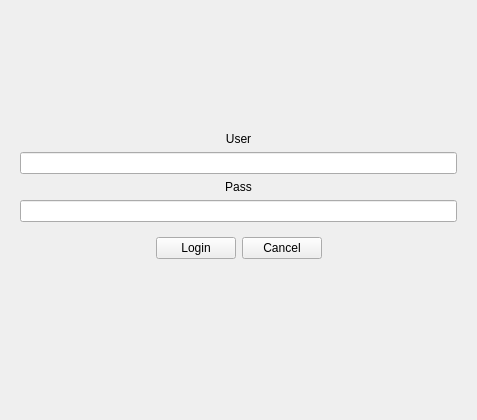
Old version of the form PlaylistQt/uilogin.ui in the repository saulozitos/PlaylistQt.
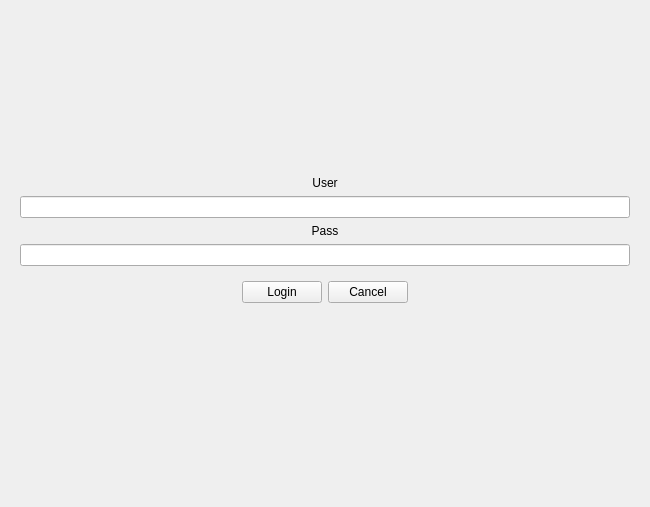
New version of the form.

Commit message: fix tamanho máximo na tela login

Patch:
```diff
--- a/PlaylistQt/uilogin.ui
+++ b/PlaylistQt/uilogin.ui
@@ -6,8 +6,8 @@
    <rect>
     <x>0</x>
     <y>0</y>
-    <width>477</width>
-    <height>420</height>
+    <width>650</width>
+    <height>507</height>
    </rect>
   </property>
   <property name="windowTitle">
```
